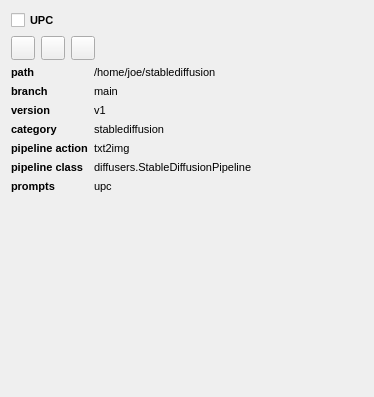
First picture: the form in src/airunner/widgets/model_manager/templates/model.ui, repository Capsize-Games/airunner, before the edit.
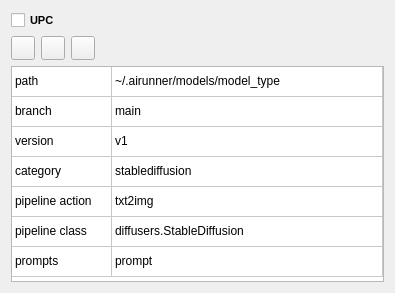
Second picture: the form after the edit. Icons and pictures are not drawn.

Commit message: model manager now scans for models on load

What changed in the file:
```diff
--- a/src/airunner/widgets/model_manager/templates/model.ui
+++ b/src/airunner/widgets/model_manager/templates/model.ui
@@ -6,10 +6,22 @@
    <rect>
     <x>0</x>
     <y>0</y>
-    <width>374</width>
-    <height>397</height>
+    <width>395</width>
+    <height>293</height>
    </rect>
   </property>
+  <property name="sizePolicy">
+   <sizepolicy hsizetype="Preferred" vsizetype="Preferred">
+    <horstretch>0</horstretch>
+    <verstretch>0</verstretch>
+   </sizepolicy>
+  </property>
+  <property name="minimumSize">
+   <size>
+    <width>0</width>
+    <height>0</height>
+   </size>
+  </property>
   <property name="windowTitle">
    <string>Form</string>
   </property>
@@ -35,9 +47,6 @@
    <string/>
   </property>
   <layout class="QGridLayout" name="gridLayout">
-   <property name="bottomMargin">
-    <number>0</number>
-   </property>
    <item row="0" column="0">
     <layout class="QVBoxLayout" name="verticalLayout">
      <item>
@@ -160,233 +169,118 @@
      </item>
     </layout>
    </item>
-   <item row="3" column="0">
-    <spacer name="verticalSpacer">
-     <property name="orientation">
-      <enum>Qt::Vertical</enum>
+   <item row="1" column="0">
+    <widget class="QTableWidget" name="details">
+     <property name="sizePolicy">
+      <sizepolicy hsizetype="Expanding" vsizetype="MinimumExpanding">
+       <horstretch>0</horstretch>
+       <verstretch>0</verstretch>
+      </sizepolicy>
      </property>
-     <property name="sizeHint" stdset="0">
+     <property name="minimumSize">
       <size>
-       <width>20</width>
-       <height>40</height>
+       <width>0</width>
+       <height>214</height>
       </size>
      </property>
-    </spacer>
-   </item>
-   <item row="2" column="0">
-    <layout class="QGridLayout" name="details">
-     <item row="0" column="1" colspan="2">
-      <widget class="QLabel" name="path">
-       <property name="font">
-        <font>
-         <pointsize>8</pointsize>
-        </font>
-       </property>
-       <property name="text">
-        <string>/home/joe/stablediffusion</string>
-       </property>
-      </widget>
-     </item>
-     <item row="2" column="1">
-      <widget class="QLabel" name="version">
-       <property name="font">
-        <font>
-         <pointsize>8</pointsize>
-        </font>
-       </property>
-       <property name="text">
-        <string>v1</string>
-       </property>
-      </widget>
-     </item>
-     <item row="1" column="1">
-      <widget class="QLabel" name="branch">
-       <property name="font">
-        <font>
-         <pointsize>8</pointsize>
-        </font>
-       </property>
-       <property name="text">
-        <string>main</string>
-       </property>
-      </widget>
-     </item>
-     <item row="3" column="1">
-      <widget class="QLabel" name="category">
-       <property name="font">
-        <font>
-         <pointsize>8</pointsize>
-        </font>
-       </property>
-       <property name="text">
-        <string>stablediffusion</string>
-       </property>
-      </widget>
-     </item>
-     <item row="6" column="0">
-      <widget class="QLabel" name="label_13">
-       <property name="font">
-        <font>
-         <pointsize>8</pointsize>
-         <bold>true</bold>
-        </font>
-       </property>
-       <property name="text">
-        <string>prompts</string>
-       </property>
-      </widget>
-     </item>
+     <property name="rowCount">
+      <number>7</number>
+     </property>
+     <property name="columnCount">
+      <number>2</number>
+     </property>
+     <attribute name="horizontalHeaderVisible">
+      <bool>false</bool>
+     </attribute>
+     <attribute name="horizontalHeaderStretchLastSection">
+      <bool>true</bool>
+     </attribute>
+     <attribute name="verticalHeaderVisible">
+      <bool>false</bool>
+     </attribute>
+     <attribute name="verticalHeaderStretchLastSection">
+      <bool>false</bool>
+     </attribute>
+     <row/>
+     <row/>
+     <row/>
+     <row/>
+     <row/>
+     <row/>
+     <row/>
+     <column/>
+     <column/>
      <item row="0" column="0">
-      <widget class="QLabel" name="label_11">
-       <property name="sizePolicy">
-        <sizepolicy hsizetype="Maximum" vsizetype="Preferred">
-         <horstretch>0</horstretch>
-         <verstretch>0</verstretch>
-        </sizepolicy>
-       </property>
-       <property name="font">
-        <font>
-         <pointsize>8</pointsize>
-         <bold>true</bold>
-        </font>
-       </property>
-       <property name="text">
-        <string>path</string>
-       </property>
-      </widget>
+      <property name="text">
+       <string>path</string>
+      </property>
+     </item>
+     <item row="0" column="1">
+      <property name="text">
+       <string>~/.airunner/models/model_type</string>
+      </property>
      </item>
      <item row="1" column="0">
-      <widget class="QLabel" name="label_2">
-       <property name="sizePolicy">
-        <sizepolicy hsizetype="Maximum" vsizetype="Preferred">
-         <horstretch>0</horstretch>
-         <verstretch>0</verstretch>
-        </sizepolicy>
-       </property>
-       <property name="font">
-        <font>
-         <pointsize>8</pointsize>
-         <bold>true</bold>
-        </font>
-       </property>
-       <property name="text">
-        <string>branch</string>
-       </property>
-      </widget>
+      <property name="text">
+       <string>branch</string>
+      </property>
+     </item>
+     <item row="1" column="1">
+      <property name="text">
+       <string>main</string>
+      </property>
      </item>
      <item row="2" column="0">
-      <widget class="QLabel" name="label_3">
-       <property name="sizePolicy">
-        <sizepolicy hsizetype="Maximum" vsizetype="Preferred">
-         <horstretch>0</horstretch>
-         <verstretch>0</verstretch>
-        </sizepolicy>
-       </property>
-       <property name="font">
-        <font>
-         <pointsize>8</pointsize>
-         <bold>true</bold>
-        </font>
-       </property>
-       <property name="text">
-        <string>version</string>
-       </property>
-      </widget>
+      <property name="text">
+       <string>version</string>
+      </property>
      </item>
-     <item row="5" column="1" colspan="2">
-      <widget class="QLabel" name="pipeline_class">
-       <property name="font">
-        <font>
-         <pointsize>8</pointsize>
-        </font>
-       </property>
-       <property name="text">
-        <string>diffusers.StableDiffusionPipeline</string>
-       </property>
-      </widget>
+     <item row="2" column="1">
+      <property name="text">
+       <string>v1</string>
+      </property>
      </item>
      <item row="3" column="0">
-      <widget class="QLabel" name="label_4">
-       <property name="sizePolicy">
-        <sizepolicy hsizetype="Maximum" vsizetype="Preferred">
-         <horstretch>0</horstretch>
-         <verstretch>0</verstretch>
-        </sizepolicy>
-       </property>
-       <property name="font">
-        <font>
-         <pointsize>8</pointsize>
-         <bold>true</bold>
-        </font>
-       </property>
-       <property name="text">
-        <string>category</string>
-       </property>
-      </widget>
+      <property name="text">
+       <string>category</string>
+      </property>
+     </item>
+     <item row="3" column="1">
+      <property name="text">
+       <string>stablediffusion</string>
+      </property>
      </item>
      <item row="4" column="0">
-      <widget class="QLabel" name="label_5">
-       <property name="sizePolicy">
-        <sizepolicy hsizetype="Maximum" vsizetype="Preferred">
-         <horstretch>0</horstretch>
-         <verstretch>0</verstretch>
-        </sizepolicy>
-       </property>
-       <property name="font">
-        <font>
-         <pointsize>8</pointsize>
-         <bold>true</bold>
-        </font>
-       </property>
-       <property name="text">
-        <string>pipeline action</string>
-       </property>
-      </widget>
+      <property name="text">
+       <string>pipeline action</string>
+      </property>
      </item>
      <item row="4" column="1">
-      <widget class="QLabel" name="pipeline_action">
-       <property name="font">
-        <font>
-         <pointsize>8</pointsize>
-        </font>
-       </property>
-       <property name="text">
-        <string>txt2img</string>
-       </property>
-      </widget>
-     </item>
-     <item row="6" column="1">
-      <widget class="QLabel" name="prompts">
-       <property name="font">
-        <font>
-         <pointsize>8</pointsize>
-        </font>
-       </property>
-       <property name="text">
-        <string>upc</string>
-       </property>
-      </widget>
+      <property name="text">
+       <string>txt2img</string>
+      </property>
      </item>
      <item row="5" column="0">
-      <widget class="QLabel" name="label_10">
-       <property name="sizePolicy">
-        <sizepolicy hsizetype="Maximum" vsizetype="Preferred">
-         <horstretch>0</horstretch>
-         <verstretch>0</verstretch>
-        </sizepolicy>
-       </property>
-       <property name="font">
-        <font>
-         <pointsize>8</pointsize>
-         <bold>true</bold>
-        </font>
-       </property>
-       <property name="text">
-        <string>pipeline class</string>
-       </property>
-      </widget>
+      <property name="text">
+       <string>pipeline class</string>
+      </property>
      </item>
-    </layout>
+     <item row="5" column="1">
+      <property name="text">
+       <string>diffusers.StableDiffusion</string>
+      </property>
+     </item>
+     <item row="6" column="0">
+      <property name="text">
+       <string>prompts</string>
+      </property>
+     </item>
+     <item row="6" column="1">
+      <property name="text">
+       <string>prompt</string>
+      </property>
+     </item>
+    </widget>
    </item>
   </layout>
  </widget>
```
Left out of the diff: 56 changed lines with no effect on the pictures. The commit also changes 13 other files.
